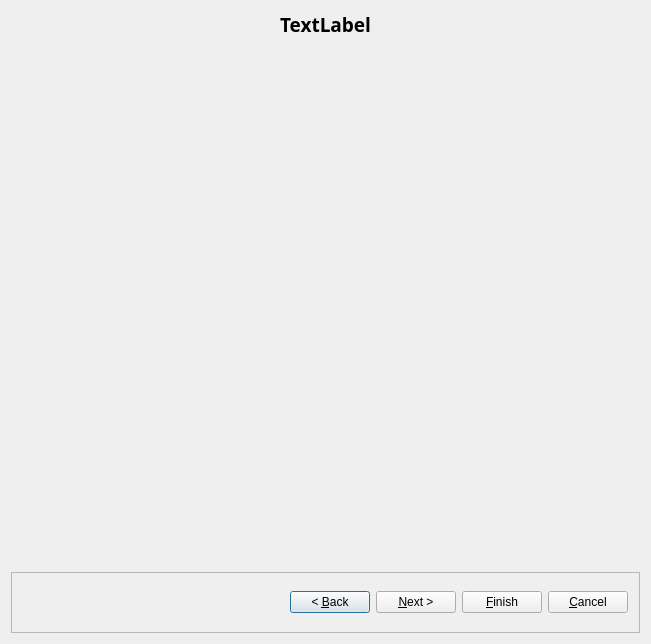
Old version of the form src/gui/newclusterdialog_q.ui in the repository fwbuilder/fwbuilder.
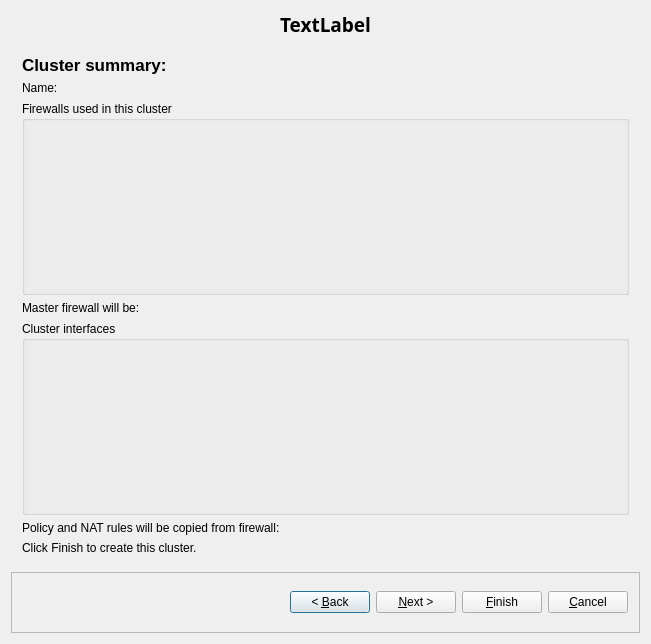
New version of the form. The open tabs and pages were chosen to show the change. Icons and pictures are not drawn. Custom widgets are drawn as their Qt base class.

Commit message: Summary page for newCluster dialog

Patch:
```diff
--- a/src/gui/newclusterdialog_q.ui
+++ b/src/gui/newclusterdialog_q.ui
@@ -263,10 +263,128 @@
          </property>
         </spacer>
        </item>
+      </layout>
+     </widget>
+     <widget class="QWidget" name="page_5">
+      <layout class="QVBoxLayout" name="verticalLayout_7">
        <item>
         <widget class="QLabel" name="label_11">
+         <property name="sizePolicy">
+          <sizepolicy hsizetype="Preferred" vsizetype="Maximum">
+           <horstretch>0</horstretch>
+           <verstretch>0</verstretch>
+          </sizepolicy>
+         </property>
          <property name="text">
-          <string>Click &quot;Next&quot; to create this cluster</string>
+          <string>&lt;!DOCTYPE HTML PUBLIC &quot;-//W3C//DTD HTML 4.0//EN&quot; &quot;http://www.w3.org/TR/REC-html40/strict.dtd&quot;&gt;
+&lt;html&gt;&lt;head&gt;&lt;meta name=&quot;qrichtext&quot; content=&quot;1&quot; /&gt;&lt;style type=&quot;text/css&quot;&gt;
+p, li { white-space: pre-wrap; }
+&lt;/style&gt;&lt;/head&gt;&lt;body style=&quot; font-family:'Lucida Grande'; font-size:13pt; font-weight:400; font-style:normal;&quot;&gt;
+&lt;p style=&quot; margin-top:0px; margin-bottom:0px; margin-left:0px; margin-right:0px; -qt-block-indent:0; text-indent:0px;&quot;&gt;&lt;span style=&quot; font-weight:600;&quot;&gt;Cluster summary:&lt;/span&gt;&lt;/p&gt;&lt;/body&gt;&lt;/html&gt;</string>
+         </property>
+        </widget>
+       </item>
+       <item>
+        <widget class="QLabel" name="clusterName">
+         <property name="text">
+          <string>Name: </string>
+         </property>
+        </widget>
+       </item>
+       <item>
+        <widget class="QGroupBox" name="groupBox">
+         <property name="title">
+          <string>Firewalls used in this cluster</string>
+         </property>
+         <layout class="QVBoxLayout" name="verticalLayout_6">
+          <item>
+           <widget class="QLabel" name="firewallsList">
+            <property name="text">
+             <string/>
+            </property>
+           </widget>
+          </item>
+          <item>
+           <spacer name="verticalSpacer_2">
+            <property name="orientation">
+             <enum>Qt::Vertical</enum>
+            </property>
+            <property name="sizeHint" stdset="0">
+             <size>
+              <width>20</width>
+              <height>40</height>
+             </size>
+            </property>
+           </spacer>
+          </item>
+         </layout>
+        </widget>
+       </item>
+       <item>
+        <widget class="QLabel" name="masterLabel">
+         <property name="sizePolicy">
+          <sizepolicy hsizetype="Preferred" vsizetype="Maximum">
+           <horstretch>0</horstretch>
+           <verstretch>0</verstretch>
+          </sizepolicy>
+         </property>
+         <property name="text">
+          <string>Master firewall will be: </string>
+         </property>
+        </widget>
+       </item>
+       <item>
+        <widget class="QGroupBox" name="groupBox_2">
+         <property name="title">
+          <string>Cluster interfaces</string>
+         </property>
+         <layout class="QVBoxLayout" name="verticalLayout_5">
+          <item>
+           <widget class="QLabel" name="interfacesList">
+            <property name="text">
+             <string/>
+            </property>
+           </widget>
+          </item>
+          <item>
+           <spacer name="verticalSpacer_3">
+            <property name="orientation">
+             <enum>Qt::Vertical</enum>
+            </property>
+            <property name="sizeHint" stdset="0">
+             <size>
+              <width>20</width>
+              <height>40</height>
+             </size>
+            </property>
+           </spacer>
+          </item>
+         </layout>
+        </widget>
+       </item>
+       <item>
+        <widget class="QLabel" name="policyLabel">
+         <property name="sizePolicy">
+          <sizepolicy hsizetype="Preferred" vsizetype="Maximum">
+           <horstretch>0</horstretch>
+           <verstretch>0</verstretch>
+          </sizepolicy>
+         </property>
+         <property name="text">
+          <string>Policy and NAT rules will be copied from firewall: </string>
+         </property>
+        </widget>
+       </item>
+       <item>
+        <widget class="QLabel" name="label_13">
+         <property name="sizePolicy">
+          <sizepolicy hsizetype="Preferred" vsizetype="Maximum">
+           <horstretch>0</horstretch>
+           <verstretch>0</verstretch>
+          </sizepolicy>
+         </property>
+         <property name="text">
+          <string>Click Finish to create this cluster.</string>
          </property>
         </widget>
        </item>
```
Left out of the diff: 3 changed lines with no effect on the pictures. The commit also changes 3 other files.
